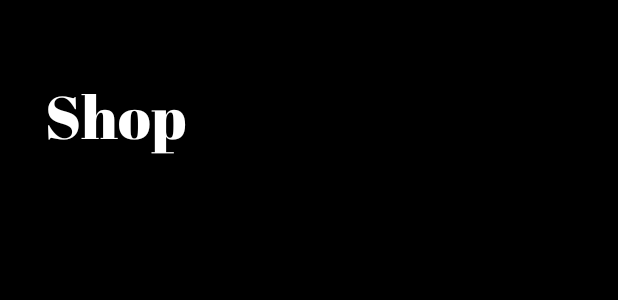
After one commit to Kaustav1999paul/Furniture, an Android app: the layout fragment_home.xml on its own in the app's theme, with its tools: preview values and no code run, on a phone screen of 412 x 824 dp. The commit adds this screen. Shown: the top 300 px of the screen. Run offline under Robolectric (Android 15) with nearby library versions, the phone set to English and light mode, and no system bars; Roboto replaces fonts that are not available here.

Commit message:
1. Home Activity design 2. Bottom Nav bar 3. Fragment Creation 4. Shared Pref 5. theme change to Material3

```diff
--- a/app/src/main/AndroidManifest.xml
+++ b/app/src/main/AndroidManifest.xml
@@ -14,7 +14,8 @@
         tools:targetApi="31">
         <activity
             android:name=".HomeActivity"
-            android:exported="false">
+            android:exported="false"
+            android:theme="@style/Home">
             <meta-data
                 android:name="android.app.lib_name"
                 android:value="" />
--- /dev/null
+++ b/app/src/main/res/drawable/ic_round_settings_24.xml
@@ -0,0 +1,5 @@
+<vector android:height="24dp" android:tint="#FFFFFF"
+    android:viewportHeight="24" android:viewportWidth="24"
+    android:width="24dp" xmlns:android="http://schemas.android.com/apk/res/android">
+    <path android:fillColor="@android:color/white" android:pathData="M19.5,12c0,-0.23 -0.01,-0.45 -0.03,-0.68l1.86,-1.41c0.4,-0.3 0.51,-0.86 0.26,-1.3l-1.87,-3.23c-0.25,-0.44 -0.79,-0.62 -1.25,-0.42l-2.15,0.91c-0.37,-0.26 -0.76,-0.49 -1.17,-0.68l-0.29,-2.31C14.8,2.38 14.37,2 13.87,2h-3.73C9.63,2 9.2,2.38 9.14,2.88L8.85,5.19c-0.41,0.19 -0.8,0.42 -1.17,0.68L5.53,4.96c-0.46,-0.2 -1,-0.02 -1.25,0.42L2.41,8.62c-0.25,0.44 -0.14,0.99 0.26,1.3l1.86,1.41C4.51,11.55 4.5,11.77 4.5,12s0.01,0.45 0.03,0.68l-1.86,1.41c-0.4,0.3 -0.51,0.86 -0.26,1.3l1.87,3.23c0.25,0.44 0.79,0.62 1.25,0.42l2.15,-0.91c0.37,0.26 0.76,0.49 1.17,0.68l0.29,2.31C9.2,21.62 9.63,22 10.13,22h3.73c0.5,0 0.93,-0.38 0.99,-0.88l0.29,-2.31c0.41,-0.19 0.8,-0.42 1.17,-0.68l2.15,0.91c0.46,0.2 1,0.02 1.25,-0.42l1.87,-3.23c0.25,-0.44 0.14,-0.99 -0.26,-1.3l-1.86,-1.41C19.49,12.45 19.5,12.23 19.5,12zM12.04,15.5c-1.93,0 -3.5,-1.57 -3.5,-3.5s1.57,-3.5 3.5,-3.5s3.5,1.57 3.5,3.5S13.97,15.5 12.04,15.5z"/>
+</vector>
--- /dev/null
+++ b/app/src/main/res/drawable/ic_round_shopping_bag_24.xml
@@ -0,0 +1,5 @@
+<vector android:height="24dp" android:tint="#FFFFFF"
+    android:viewportHeight="24" android:viewportWidth="24"
+    android:width="24dp" xmlns:android="http://schemas.android.com/apk/res/android">
+    <path android:fillColor="@android:color/white" android:pathData="M18,6h-2c0,-2.21 -1.79,-4 -4,-4S8,3.79 8,6H6C4.9,6 4,6.9 4,8v12c0,1.1 0.9,2 2,2h12c1.1,0 2,-0.9 2,-2V8C20,6.9 19.1,6 18,6zM10,10c0,0.55 -0.45,1 -1,1s-1,-0.45 -1,-1V8h2V10zM12,4c1.1,0 2,0.9 2,2h-4C10,4.9 10.9,4 12,4zM16,10c0,0.55 -0.45,1 -1,1s-1,-0.45 -1,-1V8h2V10z"/>
+</vector>
--- /dev/null
+++ b/app/src/main/res/drawable/ic_round_shopping_cart_24.xml
@@ -0,0 +1,5 @@
+<vector android:height="24dp" android:tint="#FFFFFF"
+    android:viewportHeight="24" android:viewportWidth="24"
+    android:width="24dp" xmlns:android="http://schemas.android.com/apk/res/android">
+    <path android:fillColor="@android:color/white" android:pathData="M7,18c-1.1,0 -1.99,0.9 -1.99,2S5.9,22 7,22s2,-0.9 2,-2 -0.9,-2 -2,-2zM1,3c0,0.55 0.45,1 1,1h1l3.6,7.59 -1.35,2.44C4.52,15.37 5.48,17 7,17h11c0.55,0 1,-0.45 1,-1s-0.45,-1 -1,-1L7,15l1.1,-2h7.45c0.75,0 1.41,-0.41 1.75,-1.03l3.58,-6.49c0.37,-0.66 -0.11,-1.48 -0.87,-1.48L5.21,4l-0.67,-1.43c-0.16,-0.35 -0.52,-0.57 -0.9,-0.57L2,2c-0.55,0 -1,0.45 -1,1zM17,18c-1.1,0 -1.99,0.9 -1.99,2s0.89,2 1.99,2 2,-0.9 2,-2 -0.9,-2 -2,-2z"/>
+</vector>
--- /dev/null
+++ b/app/src/main/res/drawable/selector.xml
@@ -0,0 +1,5 @@
+<?xml version="1.0" encoding="utf-8"?>
+<selector xmlns:android="http://schemas.android.com/apk/res/android">
+    <item android:state_checked="true" android:color="#88FF00" />
+    <item android:color="#9F9F9F"  />
+</selector>
--- /dev/null
+++ b/app/src/main/res/layout/fragment_home.xml
@@ -0,0 +1,31 @@
+<?xml version="1.0" encoding="utf-8"?>
+<RelativeLayout xmlns:android="http://schemas.android.com/apk/res/android"
+    xmlns:tools="http://schemas.android.com/tools"
+    android:layout_width="match_parent"
+    android:layout_height="match_parent"
+    android:background="#000000"
+    tools:context=".Fragment.HomeFragment">
+
+    <ScrollView
+        android:layout_width="match_parent"
+        android:scrollbars="none"
+        android:layout_height="match_parent">
+
+        <LinearLayout
+            android:layout_width="match_parent"
+            android:layout_height="match_parent"
+            android:orientation="vertical" >
+
+            <TextView
+                android:layout_width="match_parent"
+                android:layout_height="wrap_content"
+                android:text="Shop"
+                android:textColor="#FFFFFF"
+                android:fontFamily="@font/abril_fatface"
+                android:layout_marginHorizontal="30dp"
+                android:layout_marginTop="50dp"
+                android:textSize="40dp"/>
+
+        </LinearLayout>
+    </ScrollView>
+</RelativeLayout>
--- a/app/src/main/res/values-night/themes.xml
+++ b/app/src/main/res/values-night/themes.xml
@@ -12,4 +12,17 @@
         <item name="android:windowTranslucentNavigation">false</item>
         <item name="android:windowActivityTransitions">true</item>
     </style>
+
+    <style name="Home" parent="Theme.Material3.DayNight.NoActionBar">
+        <item name="colorPrimary">#000000</item>
+        <item name="colorPrimaryDark">#000000</item>
+        <item name="colorAccent">#A6FF00</item>
+        <item name="android:navigationBarColor">#333333</item>
+        <item name="android:windowLightStatusBar">false</item>
+        <item name="statusBarBackground">#000000</item>
+        <item name="android:windowContentTransitions">true</item>
+        <item name="android:windowDrawsSystemBarBackgrounds">true</item>
+        <item name="android:windowTranslucentNavigation">false</item>
+        <item name="android:windowActivityTransitions">true</item>
+    </style>
 </resources>
--- a/app/src/main/res/values/strings.xml
+++ b/app/src/main/res/values/strings.xml
@@ -1,3 +1,5 @@
 <resources>
     <string name="app_name">Furniture</string>
+    <!-- TODO: Remove or change this placeholder text -->
+    <string name="hello_blank_fragment">Hello blank fragment</string>
 </resources>
--- a/app/src/main/res/values/themes.xml
+++ b/app/src/main/res/values/themes.xml
@@ -12,4 +12,17 @@
         <item name="android:windowTranslucentNavigation">false</item>
         <item name="android:windowActivityTransitions">true</item>
     </style>
+
+    <style name="Home" parent="Theme.Material3.DayNight.NoActionBar">
+        <item name="colorPrimary">#000000</item>
+        <item name="colorPrimaryDark">#000000</item>
+        <item name="colorAccent">#A6FF00</item>
+        <item name="android:navigationBarColor">#333333</item>
+        <item name="android:windowLightStatusBar">false</item>
+        <item name="statusBarBackground">#000000</item>
+        <item name="android:windowContentTransitions">true</item>
+        <item name="android:windowDrawsSystemBarBackgrounds">true</item>
+        <item name="android:windowTranslucentNavigation">false</item>
+        <item name="android:windowActivityTransitions">true</item>
+    </style>
 </resources>
```
Also changed, not shown: app/src/main/java/com/example/furniture/Fragment/CartFragment.java (added, +27 -0 lines), app/src/main/java/com/example/furniture/Fragment/HomeFragment.java (added, +25 -0 lines), app/src/main/java/com/example/furniture/Fragment/OrderFragment.java (added, +27 -0 lines), app/src/main/java/com/example/furniture/Fragment/SettingsFragment.java (added, +26 -0 lines), app/src/main/java/com/example/furniture/HomeActivity.java (+94 -0 lines), app/src/main/res/drawable/ic_round_blur_on_24.xml (added, +5 -0 lines), app/src/main/res/layout/activity_home.xml (+27 -2 lines), app/src/main/res/layout/fragment_cart.xml (added, +31 -0 lines), app/src/main/res/layout/fragment_order.xml (added, +32 -0 lines), app/src/main/res/layout/fragment_settings.xml (added, +32 -0 lines), app/src/main/res/menu/bottom_ment.xml (added, +19 -0 lines).
